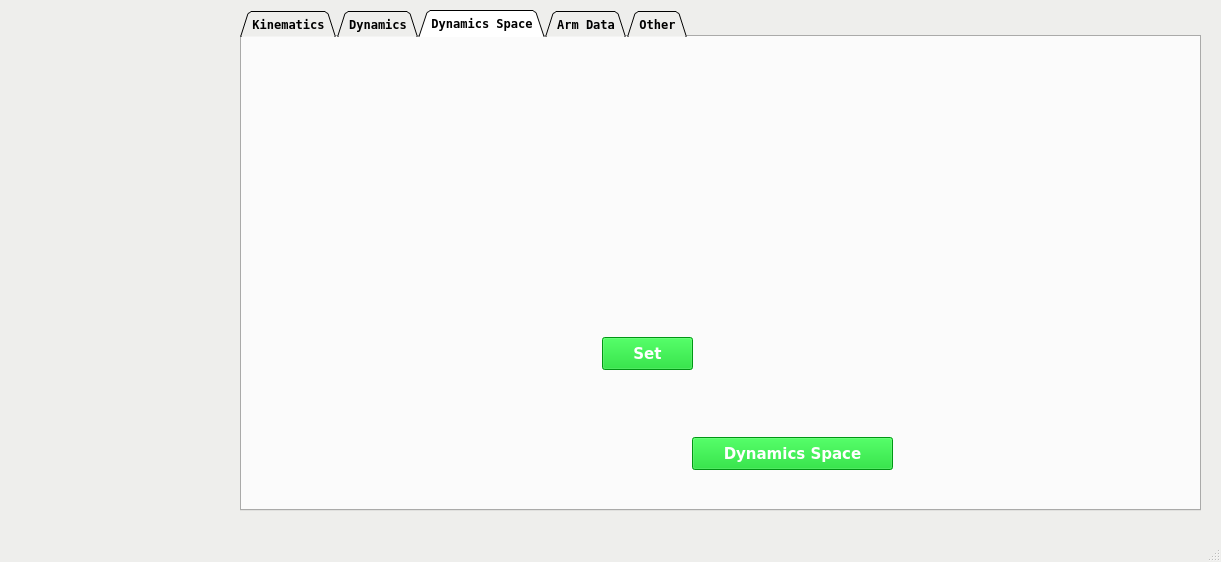
Above: interface_control/scripts/main.ui from SamKaiYang/Optimization-of-robotic-arm-design before the change. Below: the same form after it.
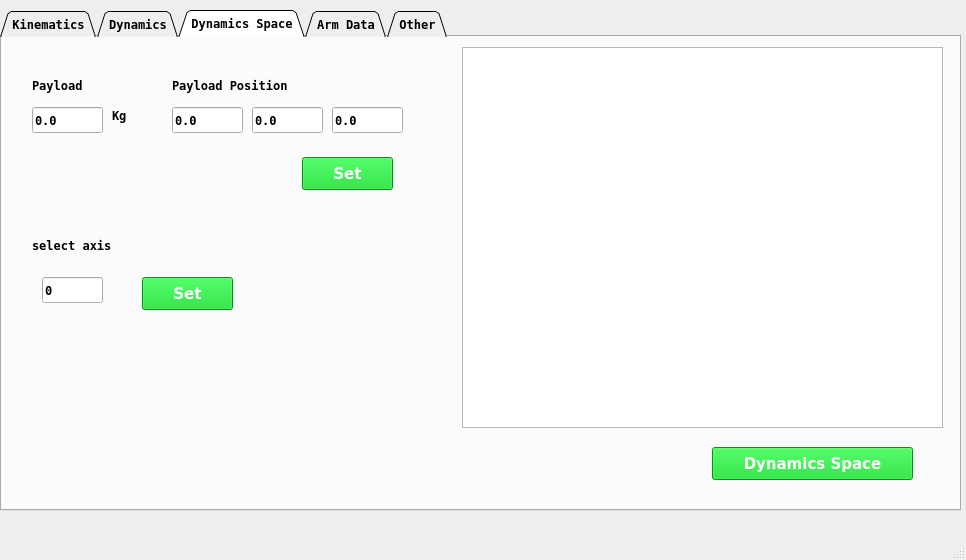
That is the form after the change. The open tabs and pages were chosen to show the change. Icons and pictures are not drawn.

Commit message: add dynamics space interface function

The edit to the form file:
```diff
--- a/interface_control/scripts/main.ui
+++ b/interface_control/scripts/main.ui
@@ -6,8 +6,8 @@
    <rect>
     <x>0</x>
     <y>0</y>
-    <width>1221</width>
-    <height>562</height>
+    <width>966</width>
+    <height>560</height>
    </rect>
   </property>
   <property name="palette">
@@ -90,21 +90,10 @@
    <enum>Qt::ToolButtonIconOnly</enum>
   </property>
   <widget class="QWidget" name="centralwidget">
-   <widget class="QWidget" name="verticalLayoutWidget">
-    <property name="geometry">
-     <rect>
-      <x>20</x>
-      <y>110</y>
-      <width>203</width>
-      <height>381</height>
-     </rect>
-    </property>
-    <layout class="QVBoxLayout" name="verticalLayout"/>
-   </widget>
    <widget class="QTabWidget" name="tabWidget">
     <property name="geometry">
      <rect>
-      <x>240</x>
+      <x>0</x>
       <y>10</y>
       <width>961</width>
       <height>501</height>
@@ -1131,8 +1120,8 @@
      <widget class="QPushButton" name="btn_dyn_space">
       <property name="geometry">
        <rect>
-        <x>450</x>
-        <y>400</y>
+        <x>710</x>
+        <y>410</y>
         <width>201</width>
         <height>33</height>
        </rect>
@@ -1324,11 +1313,324 @@
        <string>Dynamics Space</string>
       </property>
      </widget>
+     <widget class="QPushButton" name="btn_dyn_axis_set">
+      <property name="geometry">
+       <rect>
+        <x>140</x>
+        <y>240</y>
+        <width>91</width>
+        <height>33</height>
+       </rect>
+      </property>
+      <property name="palette">
+       <palette>
+        <active>
+         <colorrole role="WindowText">
+          <brush brushstyle="SolidPattern">
+           <color alpha="255">
+            <red>255</red>
+            <green>255</green>
+            <blue>255</blue>
+           </color>
+          </brush>
+         </colorrole>
+         <colorrole role="Button">
+          <brush brushstyle="SolidPattern">
+           <color alpha="255">
+            <red>0</red>
+            <green>210</green>
+            <blue>26</blue>
+           </color>
+          </brush>
+         </colorrole>
+         <colorrole role="Text">
+          <brush brushstyle="SolidPattern">
+           <color alpha="255">
+            <red>255</red>
+            <green>255</green>
+            <blue>255</blue>
+           </color>
+          </brush>
+         </colorrole>
+         <colorrole role="ButtonText">
+          <brush brushstyle="SolidPattern">
+           <color alpha="255">
+            <red>255</red>
+            <green>255</green>
+            <blue>255</blue>
+           </color>
+          </brush>
+         </colorrole>
+         <colorrole role="Base">
+          <brush brushstyle="SolidPattern">
+           <color alpha="255">
+            <red>0</red>
+            <green>210</green>
+            <blue>26</blue>
+           </color>
+          </brush>
+         </colorrole>
+         <colorrole role="Window">
+          <brush brushstyle="SolidPattern">
+           <color alpha="255">
+            <red>0</red>
+            <green>210</green>
+            <blue>26</blue>
+           </color>
+          </brush>
+         </colorrole>
+        </active>
+        <inactive>
+         <colorrole role="WindowText">
+          <brush brushstyle="SolidPattern">
+           <color alpha="255">
+            <red>255</red>
+            <green>255</green>
+            <blue>255</blue>
+           </color>
+          </brush>
+         </colorrole>
+         <colorrole role="Button">
+          <brush brushstyle="SolidPattern">
+           <color alpha="255">
+            <red>0</red>
+            <green>210</green>
+            <blue>26</blue>
+           </color>
+          </brush>
+         </colorrole>
+         <colorrole role="Text">
+          <brush brushstyle="SolidPattern">
+           <color alpha="255">
+            <red>255</red>
+            <green>255</green>
+            <blue>255</blue>
+           </color>
+          </brush>
+         </colorrole>
+         <colorrole role="ButtonText">
+          <brush brushstyle="SolidPattern">
+           <color alpha="255">
+            <red>255</red>
+            <green>255</green>
+            <blue>255</blue>
+           </color>
+          </brush>
+         </colorrole>
+         <colorrole role="Base">
+          <brush brushstyle="SolidPattern">
+           <color alpha="255">
+            <red>0</red>
+            <green>210</green>
+            <blue>26</blue>
+           </color>
+          </brush>
+         </colorrole>
+         <colorrole role="Window">
+          <brush brushstyle="SolidPattern">
+           <color alpha="255">
+            <red>0</red>
+            <green>210</green>
+            <blue>26</blue>
+           </color>
+          </brush>
+         </colorrole>
+        </inactive>
+        <disabled>
+         <colorrole role="WindowText">
+          <brush brushstyle="SolidPattern">
+           <color alpha="255">
+            <red>255</red>
+            <green>255</green>
+            <blue>255</blue>
+           </color>
+          </brush>
+         </colorrole>
+         <colorrole role="Button">
+          <brush brushstyle="SolidPattern">
+           <color alpha="255">
+            <red>0</red>
+            <green>210</green>
+            <blue>26</blue>
+           </color>
+          </brush>
+         </colorrole>
+         <colorrole role="Text">
+          <brush brushstyle="SolidPattern">
+           <color alpha="255">
+            <red>255</red>
+            <green>255</green>
+            <blue>255</blue>
+           </color>
+          </brush>
+         </colorrole>
+         <colorrole role="ButtonText">
+          <brush brushstyle="SolidPattern">
+           <color alpha="255">
+            <red>255</red>
+            <green>255</green>
+            <blue>255</blue>
+           </color>
+          </brush>
+         </colorrole>
+         <colorrole role="Base">
+          <brush brushstyle="SolidPattern">
+           <color alpha="255">
+            <red>0</red>
+            <green>210</green>
+            <blue>26</blue>
+           </color>
+          </brush>
+         </colorrole>
+         <colorrole role="Window">
+          <brush brushstyle="SolidPattern">
+           <color alpha="255">
+            <red>0</red>
+            <green>210</green>
+            <blue>26</blue>
+           </color>
+          </brush>
+         </colorrole>
+        </disabled>
+       </palette>
+      </property>
+      <property name="font">
+       <font>
+        <family>Bitstream Vera Sans</family>
+        <pointsize>11</pointsize>
+        <weight>75</weight>
+        <bold>true</bold>
+       </font>
+      </property>
+      <property name="styleSheet">
+       <string notr="true">background-color:#00d21a;color:white;border-color: black;</string>
+      </property>
+      <property name="text">
+       <string>Set</string>
+      </property>
+     </widget>
+     <widget class="QLineEdit" name="lineEdit_axis_set">
+      <property name="geometry">
+       <rect>
+        <x>40</x>
+        <y>240</y>
+        <width>61</width>
+        <height>26</height>
+       </rect>
+      </property>
+      <property name="text">
+       <string>0</string>
+      </property>
+     </widget>
+     <widget class="QLabel" name="label_7">
+      <property name="geometry">
+       <rect>
+        <x>30</x>
+        <y>200</y>
+        <width>151</width>
+        <height>17</height>
+       </rect>
+      </property>
+      <property name="text">
+       <string>select axis</string>
+      </property>
+     </widget>
+     <widget class="QLineEdit" name="lineEdit_payload_space">
+      <property name="geometry">
+       <rect>
+        <x>30</x>
+        <y>70</y>
+        <width>71</width>
+        <height>26</height>
+       </rect>
+      </property>
+      <property name="text">
+       <string>0.0</string>
+      </property>
+     </widget>
+     <widget class="QLabel" name="label_15">
+      <property name="geometry">
+       <rect>
+        <x>30</x>
+        <y>40</y>
+        <width>67</width>
+        <height>17</height>
+       </rect>
+      </property>
+      <property name="text">
+       <string>Payload</string>
+      </property>
+     </widget>
+     <widget class="QLabel" name="label_16">
+      <property name="geometry">
+       <rect>
+        <x>110</x>
+        <y>70</y>
+        <width>31</width>
+        <height>17</height>
+       </rect>
+      </property>
+      <property name="text">
+       <string>Kg</string>
+      </property>
+     </widget>
+     <widget class="QLabel" name="label_17">
+      <property name="geometry">
+       <rect>
+        <x>170</x>
+        <y>40</y>
+        <width>161</width>
+        <height>17</height>
+       </rect>
+      </property>
+      <property name="text">
+       <string>Payload Position</string>
+      </property>
+     </widget>
+     <widget class="QLineEdit" name="lineEdit_payload_y_space">
+      <property name="geometry">
+       <rect>
+        <x>250</x>
+        <y>70</y>
+        <width>71</width>
+        <height>26</height>
+       </rect>
+      </property>
+      <property name="text">
+       <string>0.0</string>
+      </property>
+     </widget>
+     <widget class="QLineEdit" name="lineEdit_payload_x_space">
+      <property name="geometry">
+       <rect>
+        <x>170</x>
+        <y>70</y>
+        <width>71</width>
+        <height>26</height>
+       </rect>
+      </property>
+      <property name="text">
+       <string>0.0</string>
+      </property>
+     </widget>
+     <widget class="QLineEdit" name="lineEdit_payload_z_space">
+      <property name="geometry">
+       <rect>
+        <x>330</x>
+        <y>70</y>
+        <width>71</width>
+        <height>26</height>
+       </rect>
+      </property>
+      <property name="text">
+       <string>0.0</string>
+      </property>
+     </widget>
      <widget class="QPushButton" name="btn_dyn_space_set">
       <property name="geometry">
        <rect>
-        <x>360</x>
-        <y>300</y>
+        <x>300</x>
+        <y>120</y>
         <width>91</width>
         <height>33</height>
        </rect>
@@ -1520,6 +1822,16 @@
        <string>Set</string>
       </property>
      </widget>
+     <widget class="QGraphicsView" name="graphicsView_3">
+      <property name="geometry">
+       <rect>
+        <x>460</x>
+        <y>10</y>
+        <width>481</width>
+        <height>381</height>
+       </rect>
+      </property>
+     </widget>
     </widget>
     <widget class="QWidget" name="tab">
      <attribute name="title">
```
Left out of the diff: 4 changed lines with no effect on the pictures. The commit also changes 128 other files.
